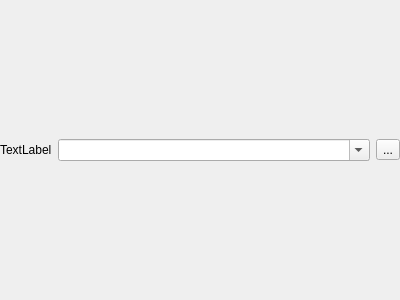
This is source/CSelectHelper.ui in Flk427/edth as Qt 5 draws it before an edit. The edited form follows.
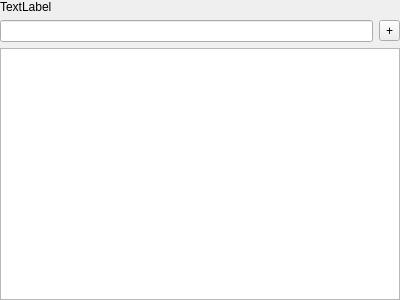
This is the edited form.

```diff
--- a/source/CSelectHelper.ui
+++ b/source/CSelectHelper.ui
@@ -13,7 +13,7 @@
   <property name="windowTitle">
    <string>Form</string>
   </property>
-  <layout class="QHBoxLayout" name="horizontalLayout">
+  <layout class="QVBoxLayout" name="verticalLayout">
    <property name="spacing">
     <number>6</number>
    </property>
@@ -32,7 +32,7 @@
    <item>
     <widget class="QLabel" name="label">
      <property name="sizePolicy">
-      <sizepolicy hsizetype="Maximum" vsizetype="Preferred">
+      <sizepolicy hsizetype="Preferred" vsizetype="Preferred">
        <horstretch>0</horstretch>
        <verstretch>0</verstretch>
       </sizepolicy>
@@ -43,18 +43,21 @@
     </widget>
    </item>
    <item>
-    <widget class="QComboBox" name="comboBox">
-     <property name="editable">
-      <bool>true</bool>
-     </property>
-    </widget>
+    <layout class="QHBoxLayout" name="horizontalLayout">
+     <item>
+      <widget class="QLineEdit" name="lineEdit"/>
    </item>
    <item>
     <widget class="QToolButton" name="toolButton">
      <property name="text">
-      <string>...</string>
-     </property>
-    </widget>
+        <string>+</string>
+       </property>
+      </widget>
+     </item>
+    </layout>
+   </item>
+   <item>
+    <widget class="QListView" name="listView"/>
    </item>
   </layout>
  </widget>
```
Left out of the diff: 2 changed lines with no effect on the pictures. Lines whose indentation alone changed are shown as unchanged.
